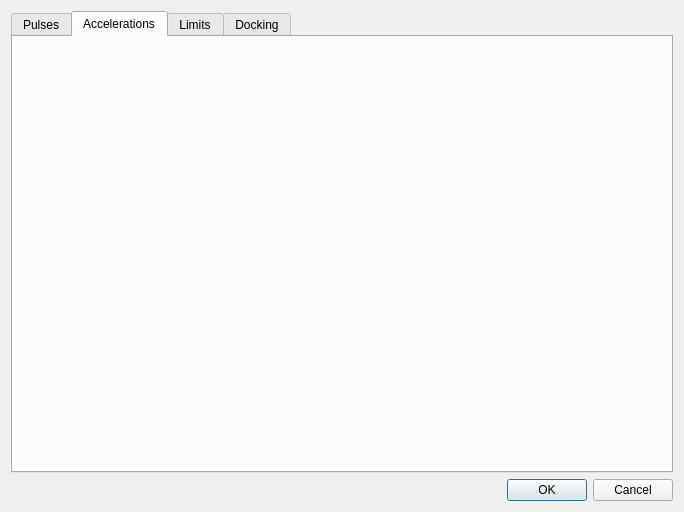
The window that sources/forms/Settings.ui (eduard-x/cnc-qt) describes before a commit, drawn with Qt 5.
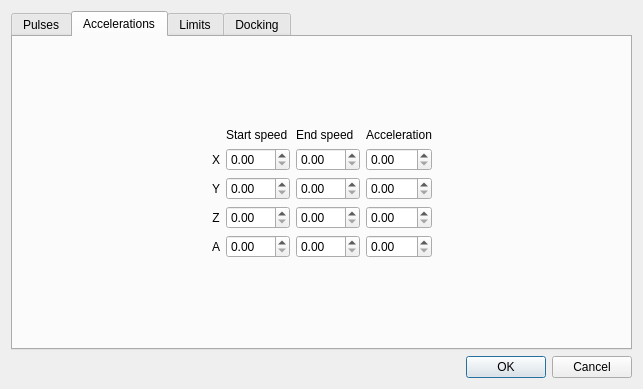
The same window after the commit. The open tabs and pages were chosen to show the change.

Commit message: additional velocity settings

Patch:
```diff
--- a/sources/forms/Settings.ui
+++ b/sources/forms/Settings.ui
@@ -6,8 +6,8 @@
    <rect>
     <x>0</x>
     <y>0</y>
-    <width>684</width>
-    <height>512</height>
+    <width>643</width>
+    <height>389</height>
    </rect>
   </property>
   <property name="windowTitle">
@@ -135,6 +135,209 @@
       <attribute name="title">
        <string>Accelerations</string>
       </attribute>
+      <layout class="QGridLayout" name="gridLayout_6">
+       <item row="0" column="1">
+        <spacer name="verticalSpacer_2">
+         <property name="orientation">
+          <enum>Qt::Vertical</enum>
+         </property>
+         <property name="sizeHint" stdset="0">
+          <size>
+           <width>20</width>
+           <height>51</height>
+          </size>
+         </property>
+        </spacer>
+       </item>
+       <item row="1" column="0">
+        <spacer name="horizontalSpacer_3">
+         <property name="orientation">
+          <enum>Qt::Horizontal</enum>
+         </property>
+         <property name="sizeHint" stdset="0">
+          <size>
+           <width>132</width>
+           <height>20</height>
+          </size>
+         </property>
+        </spacer>
+       </item>
+       <item row="1" column="1">
+        <layout class="QGridLayout" name="gridLayout_5">
+         <item row="0" column="1">
+          <widget class="QLabel" name="labelStart">
+           <property name="text">
+            <string>Start speed</string>
+           </property>
+          </widget>
+         </item>
+         <item row="0" column="2">
+          <widget class="QLabel" name="labelEnd">
+           <property name="text">
+            <string>End speed</string>
+           </property>
+          </widget>
+         </item>
+         <item row="0" column="3">
+          <widget class="QLabel" name="labelAcceleration">
+           <property name="text">
+            <string>Acceleration</string>
+           </property>
+          </widget>
+         </item>
+         <item row="1" column="0">
+          <widget class="QLabel" name="label_7">
+           <property name="text">
+            <string>X</string>
+           </property>
+           <property name="alignment">
+            <set>Qt::AlignCenter</set>
+           </property>
+          </widget>
+         </item>
+         <item row="1" column="1">
+          <widget class="QDoubleSpinBox" name="doubleSpinStartX">
+           <property name="maximum">
+            <double>999.990000000000009</double>
+           </property>
+          </widget>
+         </item>
+         <item row="1" column="2">
+          <widget class="QDoubleSpinBox" name="doubleSpinEndX">
+           <property name="maximum">
+            <double>999.990000000000009</double>
+           </property>
+          </widget>
+         </item>
+         <item row="1" column="3">
+          <widget class="QDoubleSpinBox" name="doubleSpinAccelX">
+           <property name="maximum">
+            <double>299.990000000000009</double>
+           </property>
+          </widget>
+         </item>
+         <item row="2" column="0">
+          <widget class="QLabel" name="label_8">
+           <property name="text">
+            <string>Y</string>
+           </property>
+           <property name="alignment">
+            <set>Qt::AlignCenter</set>
+           </property>
+          </widget>
+         </item>
+         <item row="2" column="1">
+          <widget class="QDoubleSpinBox" name="doubleSpinStartY">
+           <property name="maximum">
+            <double>999.990000000000009</double>
+           </property>
+          </widget>
+         </item>
+         <item row="2" column="2">
+          <widget class="QDoubleSpinBox" name="doubleSpinEndY">
+           <property name="maximum">
+            <double>999.990000000000009</double>
+           </property>
+          </widget>
+         </item>
+         <item row="2" column="3">
+          <widget class="QDoubleSpinBox" name="doubleSpinAccelY">
+           <property name="maximum">
+            <double>299.990000000000009</double>
+           </property>
+          </widget>
+         </item>
+         <item row="3" column="0">
+          <widget class="QLabel" name="label_9">
+           <property name="text">
+            <string>Z</string>
+           </property>
+           <property name="alignment">
+            <set>Qt::AlignCenter</set>
+           </property>
+          </widget>
+         </item>
+         <item row="3" column="1">
+          <widget class="QDoubleSpinBox" name="doubleSpinStartZ">
+           <property name="maximum">
+            <double>999.990000000000009</double>
+           </property>
+          </widget>
+         </item>
+         <item row="3" column="2">
+          <widget class="QDoubleSpinBox" name="doubleSpinEndZ">
+           <property name="maximum">
+            <double>999.990000000000009</double>
+           </property>
+          </widget>
+         </item>
+         <item row="3" column="3">
+          <widget class="QDoubleSpinBox" name="doubleSpinAccelZ">
+           <property name="maximum">
+            <double>299.990000000000009</double>
+           </property>
+          </widget>
+         </item>
+         <item row="4" column="0">
+          <widget class="QLabel" name="label_10">
+           <property name="text">
+            <string>A</string>
+           </property>
+           <property name="alignment">
+            <set>Qt::AlignCenter</set>
+           </property>
+          </widget>
+         </item>
+         <item row="4" column="1">
+          <widget class="QDoubleSpinBox" name="doubleSpinStartA">
+           <property name="maximum">
+            <double>999.990000000000009</double>
+           </property>
+          </widget>
+         </item>
+         <item row="4" column="2">
+          <widget class="QDoubleSpinBox" name="doubleSpinEndA">
+           <property name="maximum">
+            <double>999.990000000000009</double>
+           </property>
+          </widget>
+         </item>
+         <item row="4" column="3">
+          <widget class="QDoubleSpinBox" name="doubleSpinAccelA">
+           <property name="maximum">
+            <double>299.990000000000009</double>
+           </property>
+          </widget>
+         </item>
+        </layout>
+       </item>
+       <item row="1" column="2">
+        <spacer name="horizontalSpacer_4">
+         <property name="orientation">
+          <enum>Qt::Horizontal</enum>
+         </property>
+         <property name="sizeHint" stdset="0">
+          <size>
+           <width>132</width>
+           <height>20</height>
+          </size>
+         </property>
+        </spacer>
+       </item>
+       <item row="2" column="1">
+        <spacer name="verticalSpacer">
+         <property name="orientation">
+          <enum>Qt::Vertical</enum>
+         </property>
+         <property name="sizeHint" stdset="0">
+          <size>
+           <width>20</width>
+           <height>51</height>
+          </size>
+         </property>
+        </spacer>
+       </item>
+      </layout>
      </widget>
      <widget class="QWidget" name="tab_3">
       <attribute name="title">
```
Left out of the diff: 67 changed lines with no effect on the pictures. The commit also changes 6 other files.
